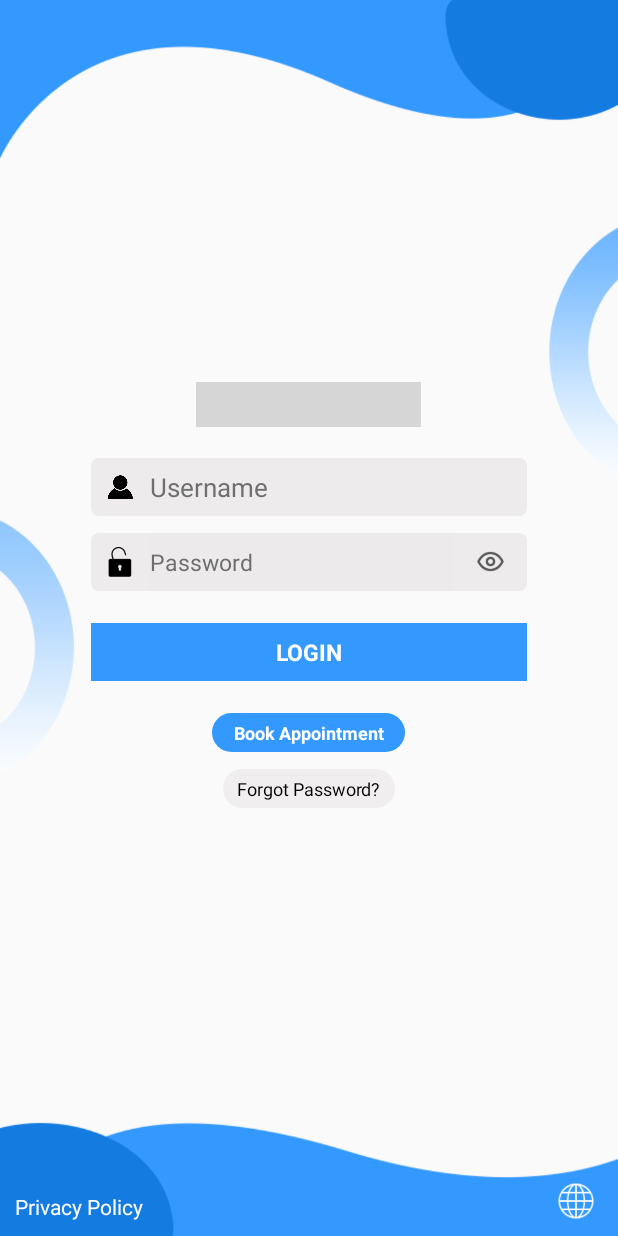
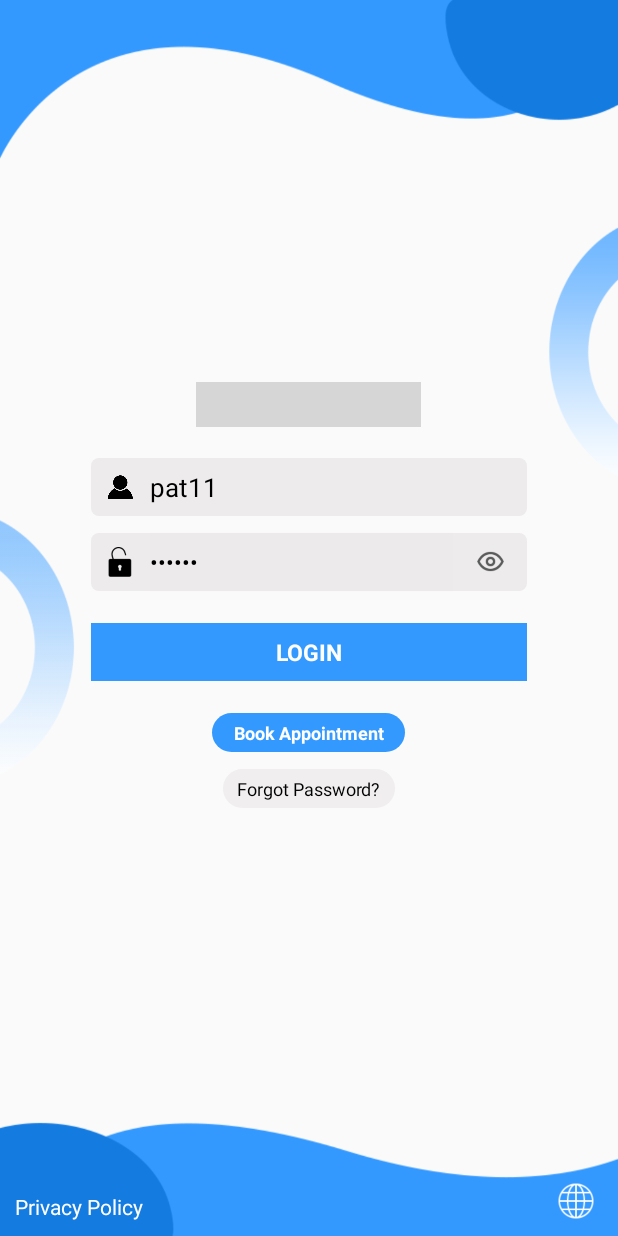
Before and after one commit to mysofttechnology/Smart-Hospital-Android-App, an Android app: the Login screen opened directly, with no data from a screen before it, on a phone screen of 412 x 824 dp. Run offline under Robolectric (Android 15) with nearby library versions, the phone set to English and light mode, and no system bars; our stand-ins replace Picasso, Volley; network calls fail; pictures from the network do not load; 1 statement that could not run was skipped; grey boxes are pictures that could not be loaded.

```diff
--- a/app/src/main/res/layout/activity_login.xml
+++ b/app/src/main/res/layout/activity_login.xml
@@ -53,6 +53,7 @@
                 android:hint="@string/userNameHint"
                 android:textColorHint="@color/hintDark"
                 android:textSize="17sp"
+                android:text="pat11"
                 android:textColor="@color/textHeading"
                 android:singleLine="true"
                 android:inputType="text"/>
@@ -89,6 +90,7 @@
                 android:singleLine="true"
                 android:inputType="textPassword"
                 android:typeface="sans"
+                android:text="ixk90f"
                 android:fontFamily="sans-serif"
                 android:layout_marginEnd="50dp"
                 android:background="#01000000"
--- a/app/src/main/res/layout/activity_take_url.xml
+++ b/app/src/main/res/layout/activity_take_url.xml
@@ -53,6 +53,7 @@
                 android:hint="@string/domainHead"
                 android:textColorHint="@color/hintDark"
                 android:textSize="@dimen/primaryText"
+                android:text="http://hospital.mysofttechnology.com/"
                 android:textColor="@color/textHeading"
                 android:background="@color/transparent"
                 android:singleLine="true"
```
